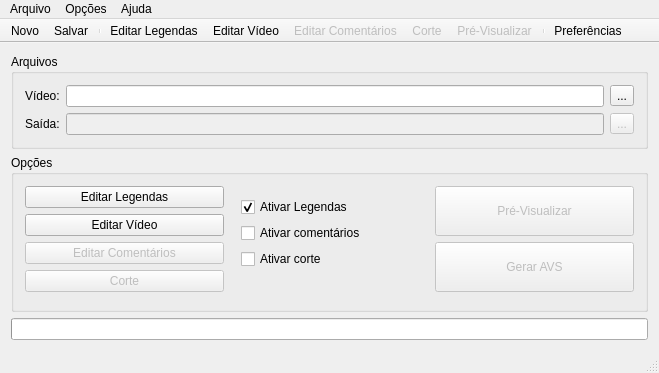
Qt form principal.ui (Lucas-Uchiha/AVSGenerator) before a commit.
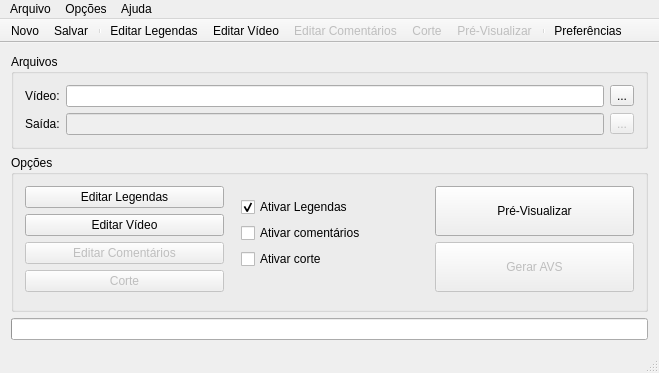
The same form after that commit. Icons and pictures are not drawn.

Diff of the .ui file:
```diff
--- a/principal.ui
+++ b/principal.ui
@@ -138,7 +138,7 @@
        <item row="0" column="2" rowspan="2">
         <widget class="QPushButton" name="botaoPreview">
          <property name="enabled">
-          <bool>false</bool>
+          <bool>true</bool>
          </property>
          <property name="sizePolicy">
           <sizepolicy hsizetype="Minimum" vsizetype="Expanding">
```
